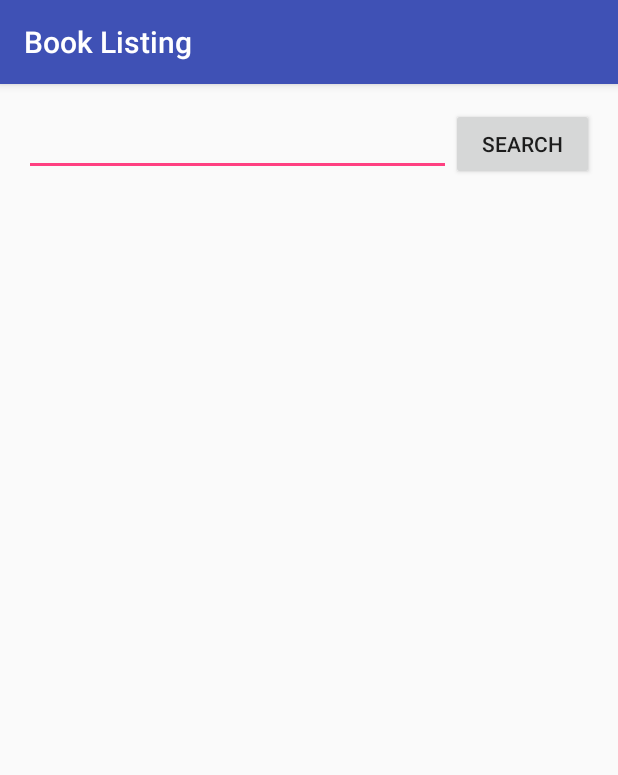
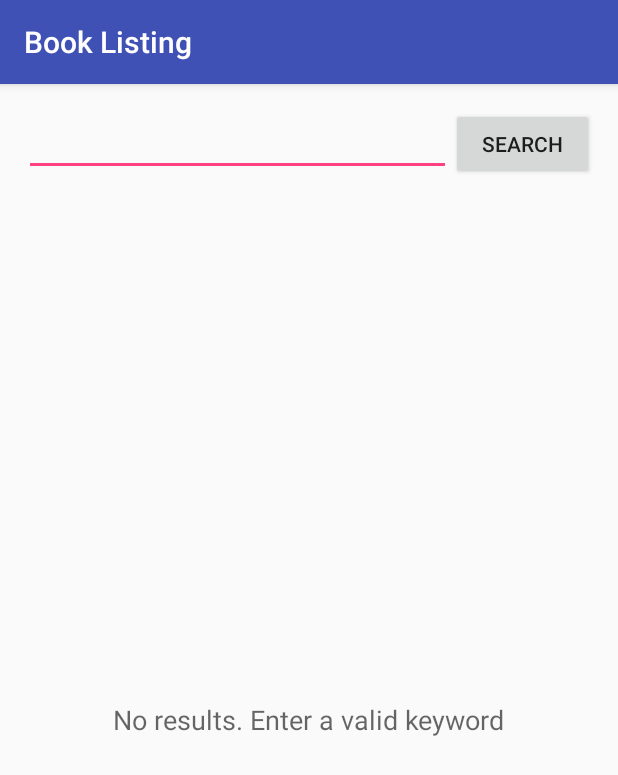
Before and after one commit to anasonline/BookListing, an Android app: the screen it shows after launch (MainActivity), on a phone screen of 412 x 824 dp. Shown: the top 775 px of the screen. Run offline under Robolectric (Android 15) with nearby library versions, the phone set to English and light mode, and no system bars.

Commit message:
Small fixes

```diff
--- a/app/src/main/java/com/example/android/booklisting/MainActivity.java
+++ b/app/src/main/java/com/example/android/booklisting/MainActivity.java
@@ -51,12 +51,14 @@ public class MainActivity extends AppCompatActivity
         super.onCreate(savedInstanceState);
         setContentView(R.layout.activity_main);
 
+
         // Find a reference to the {@link ListView} in the layout
         bookListView = (ListView) findViewById(R.id.list);
 
-        // Setup empty TextView
         mEmptyStateTextView = (TextView) findViewById(R.id.empty_view);
         bookListView.setEmptyView(mEmptyStateTextView);
+
+        mEmptyStateTextView.setText(R.string.no_results);
 
         // Create a new adapter that takes an empty list of books as input
         mAdapter = new BookAdapter(MainActivity.this, new ArrayList<Book>());
--- a/app/src/main/res/values/strings.xml
+++ b/app/src/main/res/values/strings.xml
@@ -1,4 +1,5 @@
 <resources>
     <string name="app_name">Book Listing</string>
     <string name="no_connection">No Internet connection</string>
+    <string name="no_results">No results. Enter a valid keyword</string>
 </resources>
```
